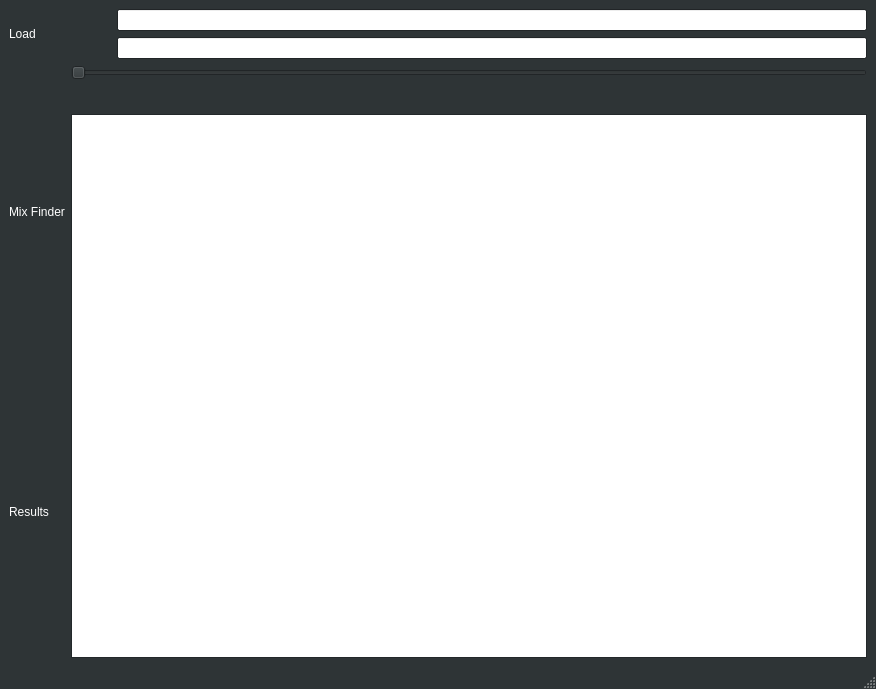
Old version of the form UI.ui in the repository AMahdy98/Voice-Recognition-App.
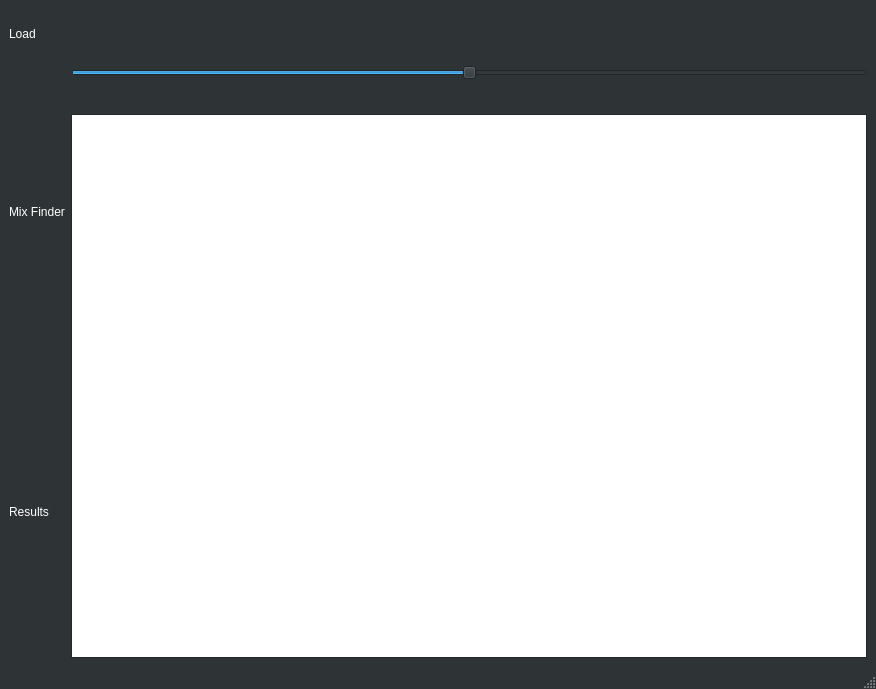
New version of the form. Icons and pictures are not drawn.

```diff
--- a/UI.ui
+++ b/UI.ui
@@ -467,18 +467,8 @@
         <property name="flat">
          <bool>true</bool>
         </property>
-       </widget>
-      </item>
-      <item row="0" column="1">
-       <widget class="QLineEdit" name="audPath1">
-        <property name="frame">
-         <bool>true</bool>
-        </property>
-        <property name="echoMode">
-         <enum>QLineEdit::NoEcho</enum>
-        </property>
-        <property name="readOnly">
-         <bool>true</bool>
+        <property name="indx" stdset="0">
+         <number>1</number>
         </property>
        </widget>
       </item>
@@ -500,18 +490,22 @@
         <property name="flat">
          <bool>true</bool>
         </property>
+        <property name="indx" stdset="0">
+         <number>2</number>
+        </property>
+       </widget>
+      </item>
+      <item row="0" column="1">
+       <widget class="QLabel" name="aud1Text">
+        <property name="text">
+         <string/>
+        </property>
        </widget>
       </item>
       <item row="1" column="1">
-       <widget class="QLineEdit" name="audPath2">
-        <property name="frame">
-         <bool>true</bool>
-        </property>
-        <property name="echoMode">
-         <enum>QLineEdit::NoEcho</enum>
-        </property>
-        <property name="readOnly">
-         <bool>true</bool>
+       <widget class="QLabel" name="aud2Text">
+        <property name="text">
+         <string/>
         </property>
        </widget>
       </item>
@@ -521,6 +515,12 @@
      <layout class="QVBoxLayout" name="verticalLayout_3">
       <item>
        <widget class="QSlider" name="ratioSlider">
+        <property name="maximum">
+         <number>100</number>
+        </property>
+        <property name="value">
+         <number>50</number>
+        </property>
         <property name="orientation">
          <enum>Qt::Horizontal</enum>
         </property>
```
